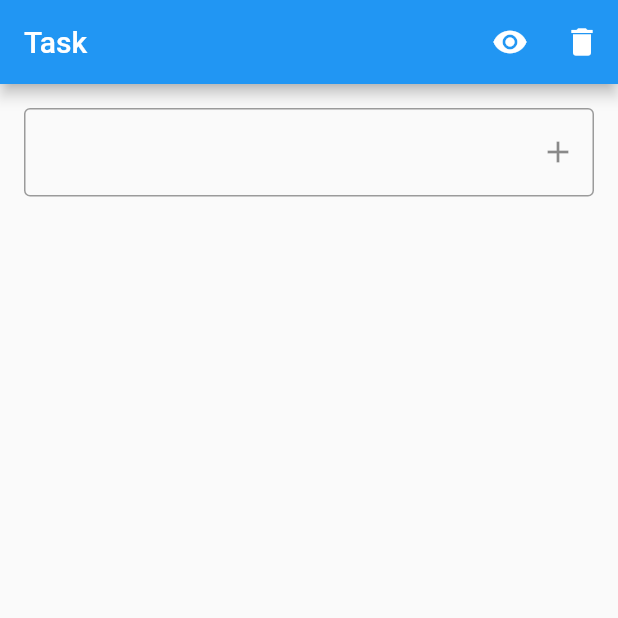
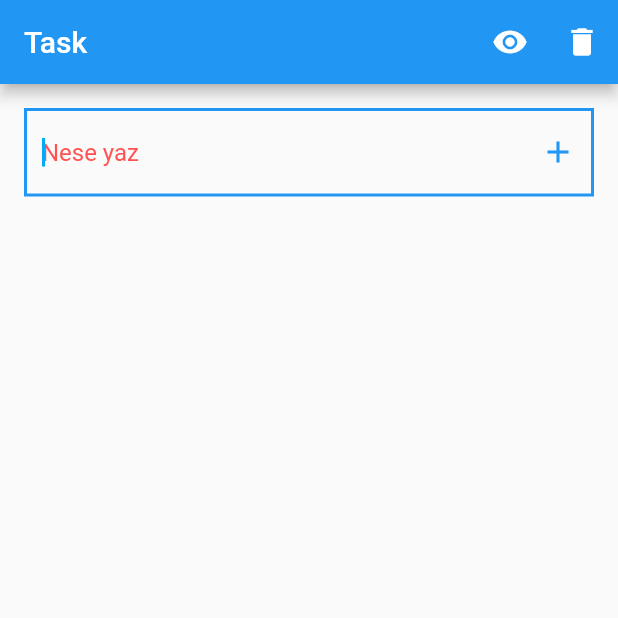
Before and after one commit to MrElnurr/lesson_task, a Flutter app: the screen it shows after launch, on a phone screen of 412 x 824 dp, the top half of it. Run offline on Flutter 3.47's test engine with Material 2 defaults, Android fonts, the phone set to English and light mode, and no system bars.

Commit message:
Update main.dart

```diff
--- a/lib/main.dart
+++ b/lib/main.dart
@@ -67,8 +67,15 @@ class _MyHomePageState extends State<MyHomePage> {
             padding: const EdgeInsets.all(16.0),
             child: TextField(
               controller: _textEditingController,
+              autofocus: true,
+              onTap: () {},
+              cursorColor: Colors.lightBlue,
               decoration: InputDecoration(
-                border: OutlineInputBorder(),
+                border: OutlineInputBorder(
+                  borderRadius: BorderRadius.all(Radius.zero),
+                ),
+                hintText: 'Nese yaz ',
+                hintStyle: TextStyle(color: Colors.redAccent),
                 suffixIcon: IconButton(
                   onPressed: _addItem,
                   icon: Icon(Icons.add),
```
